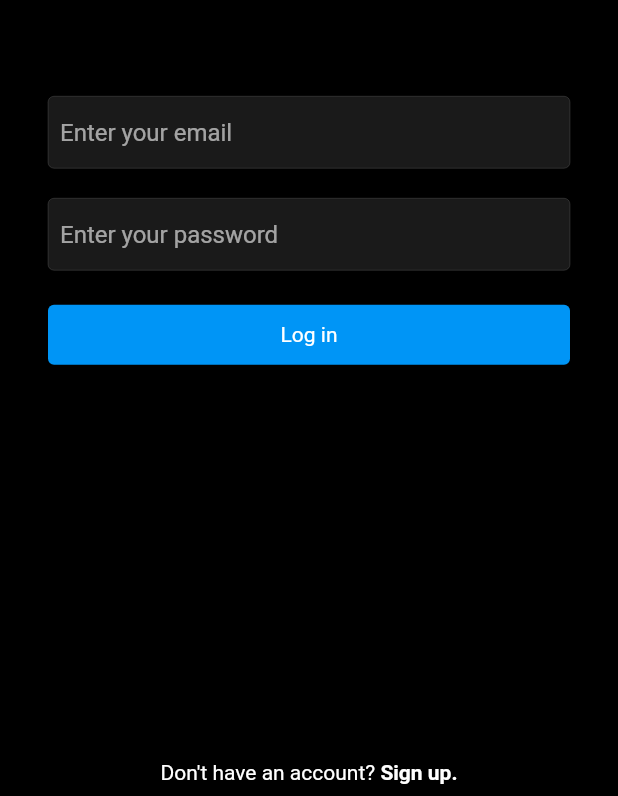
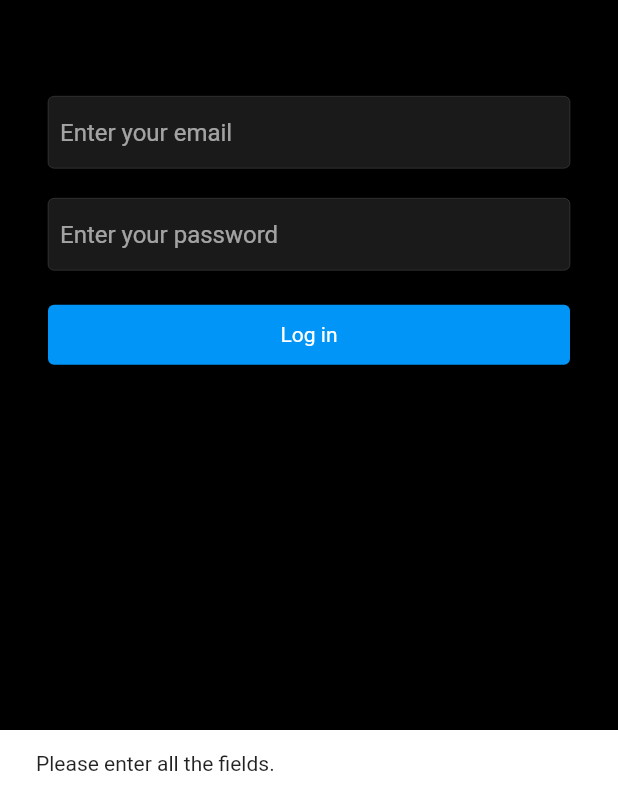
Before and after one commit to techdelux/memebytes, a Flutter app: the LoginScreen screen opened directly, after a tap on "Log in", on a phone screen of 412 x 824 dp, the part 440-1236 px from its top. Run offline on Flutter 3.47's test engine with Material 2 defaults, Android fonts, the light colour scheme and no system bars; our stand-ins replace cloud_firestore, firebase_auth, firebase_core, firebase_storage, flutter_svg, image_picker; accounts and stored records are empty.

Commit message:
lounge update: login and signup functional

```diff
--- a/memebytes/lib/connectivity/authMethod.dart
+++ b/memebytes/lib/connectivity/authMethod.dart
@@ -1,8 +1,8 @@
-// ignore_for_file: avoid_print
+// ignore_for_file: avoid_print, file_names
 
 import 'dart:typed_data';
 import 'package:cloud_firestore/cloud_firestore.dart';
-import 'package:flutter/material.dart';
+// import 'package:flutter/material.dart';
 import 'package:firebase_auth/firebase_auth.dart';
 import 'package:memebytes/connectivity/storage.dart';
 
@@ -44,6 +44,38 @@ class AuthMethod {
         });
         result = 'success!';
       }
+    } on FirebaseAuthException catch (error) {
+      if (error.code == 'invalid-email') {
+        result = "The email is badly formatted.";
+      } else if (error.code == 'weak-password') {
+        result = "Password should be at least 6 characters.";
+      }
+    } catch (error) {
+      result = error.toString();
+    }
+    return result;
+  }
+
+  // login user in
+  Future<String> login({
+    required String email,
+    required String password,
+  }) async {
+    String result = "An error occurred.";
+    try {
+      if (email.isNotEmpty || password.isNotEmpty) {
+        await _auth.signInWithEmailAndPassword(
+            email: email, password: password);
+        result = "success!";
+      } else {
+        result = "Please enter all the fields.";
+      }
+    } on FirebaseException catch (error) {
+      if (error.code == 'user-not-found') {
+        result = "There is no user under that account";
+      } else if (error.code == 'wrong-password') {
+        result = "Incorrect password";
+      }
     } catch (error) {
       result = error.toString();
     }
--- a/memebytes/lib/screens/loginScreen.dart
+++ b/memebytes/lib/screens/loginScreen.dart
@@ -1,6 +1,8 @@
 import 'package:flutter/material.dart';
 import 'package:flutter_svg/flutter_svg.dart';
+import 'package:memebytes/connectivity/authMethod.dart';
 import 'package:memebytes/utils/color.dart';
+import 'package:memebytes/utils/utils.dart';
 import 'package:memebytes/widgets/textFieldInput.dart';
 
 class LoginScreen extends StatefulWidget {
@@ -13,12 +15,32 @@ class LoginScreen extends StatefulWidget {
 class _LoginScreenState extends State<LoginScreen> {
   final TextEditingController _emailController = TextEditingController();
   final TextEditingController _passwordController = TextEditingController();
+  bool _isLoading = false;
 
   @override
   void dispose() {
     super.dispose();
     _emailController.dispose();
     _passwordController.dispose();
+  }
+
+  void loginUser() async {
+    setState(() {
+      _isLoading = true;
+    });
+    String result = await AuthMethod().login(
+      email: _emailController.text,
+      password: _passwordController.text,
+    );
+    if (result == "success!") {
+      //
+    } else {
+      //
+      showSnackBar(result, context);
+    }
+    setState(() {
+      _isLoading = false;
+    });
   }
 
   @override
@@ -55,9 +77,15 @@ class _LoginScreenState extends State<LoginScreen> {
               const SizedBox(height: 23),
               // button login
               InkWell(
-                onTap: () {},
+                onTap: loginUser,
                 child: Container(
-                  child: const Text('Log in'),
+                  child: _isLoading
+                      ? const Center(
+                          child: CircularProgressIndicator(
+                            color: primaryColor,
+                          ),
+                        )
+                      : const Text('Log in'),
                   width: double.infinity,
                   alignment: Alignment.center,
                   padding: const EdgeInsets.symmetric(vertical: 12),
--- a/memebytes/lib/utils/utils.dart
+++ b/memebytes/lib/utils/utils.dart
@@ -1,5 +1,7 @@
 // ignore_for_file: avoid_print
 
+// import 'package:flutter/cupertino.dart';
+import 'package:flutter/material.dart';
 import 'package:image_picker/image_picker.dart';
 
 pickImage(ImageSource source) async {
@@ -11,3 +13,11 @@ pickImage(ImageSource source) async {
   }
   print("No image selected.");
 }
+
+showSnackBar(String content, BuildContext context) {
+  ScaffoldMessenger.of(context).showSnackBar(
+    SnackBar(
+      content: Text(content),
+    ),
+  );
+}
```
Also changed, not shown: memebytes/lib/main.dart (+6 -6 lines), memebytes/lib/screens/signupScreen.dart (+28 -12 lines).
